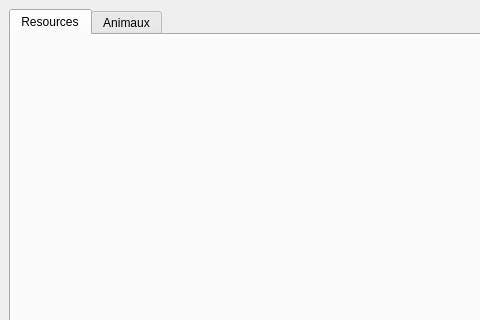
Qt form WorldCreator.ui (Xaxetrov/Fil-Rouge) before a commit; both pictures show x 0 to 480 and y 0 to 320 of the 800 by 600 pixel window.
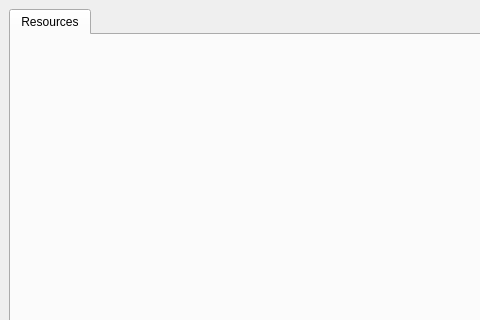
The same form after that commit. The open tabs and pages were chosen to show the change.

```diff
--- a/WorldCreator.ui
+++ b/WorldCreator.ui
@@ -25,11 +25,6 @@
         <string>Resources</string>
        </attribute>
       </widget>
-      <widget class="QWidget" name="tabAnimaux">
-       <attribute name="title">
-        <string>Animaux</string>
-       </attribute>
-      </widget>
      </widget>
     </item>
    </layout>
```
Left out of the diff: 4 changed lines with no effect on the pictures.
